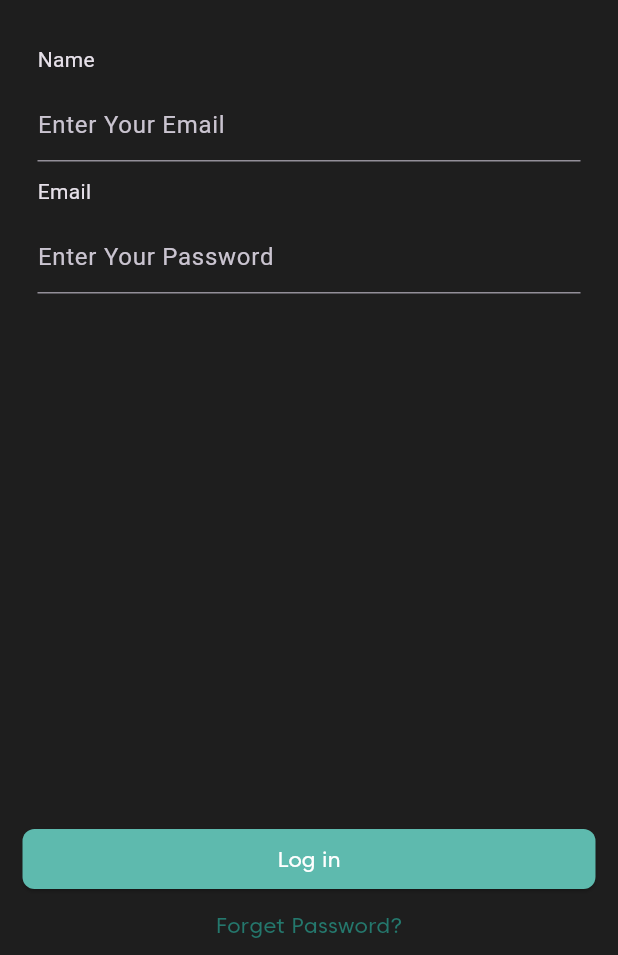
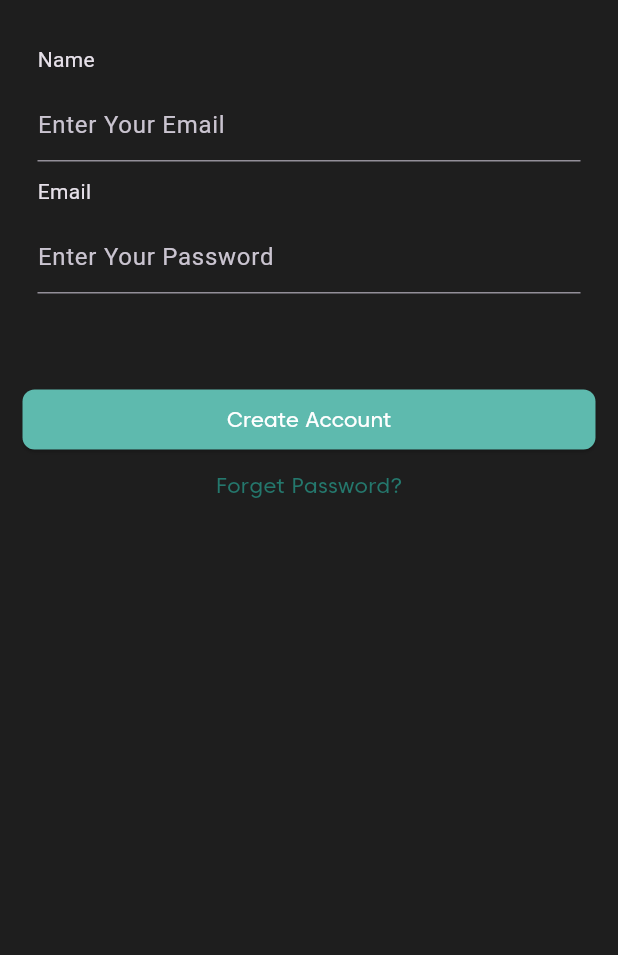
Before and after one commit to jarvisetc/chatapp, a Flutter app: the RegisterPage screen opened directly, on a phone screen of 412 x 824 dp, the part 281-1236 px from its top. Run offline on Flutter 3.47's test engine with Material 3 defaults, Android fonts, the phone set to English and light mode, and no system bars; our stand-ins replace appwrite, flutter_svg.

Commit message:
Auth done and dusted

```diff
--- a/lib/core/constants/helper/custom_snack_bar.dart
+++ b/lib/core/constants/helper/custom_snack_bar.dart
@@ -23,7 +23,7 @@ class CustomSnackBar {
       SnackBar(
         content: Row(
           spacing: 10,
-          children: [Icon(Icons.cancel), Text(message)],
+          children: [Icon(Icons.cancel), Expanded(child: Text(message))],
         ),
         backgroundColor: CustomColors.red,
         shape: RoundedRectangleBorder(
--- a/lib/main.dart
+++ b/lib/main.dart
@@ -1,6 +1,7 @@
 import 'package:appwrite/appwrite.dart';
 import 'package:dating_app/core/constants/appwrite_constants.dart';
 import 'package:dating_app/core/theme/custom_theme.dart';
+import 'package:dating_app/provider/auth_provider.dart';
 import 'package:dating_app/view/splash.dart';
 import 'package:flutter/material.dart';
 import 'package:provider/provider.dart';
@@ -13,6 +14,7 @@ void main() {
   runApp(MultiProvider(providers: [
     ChangeNotifierProvider(create: (_) => ThemeProvider()),
     ChangeNotifierProvider(create: (_) => SplashProvider()),
+    ChangeNotifierProvider(create: (_)=> AuthProvider())
   ], child: const MyApp()));
 }
 
--- a/lib/model/user_model.dart
+++ b/lib/model/user_model.dart
@@ -3,20 +3,27 @@ class UserModel {
   final String name;
   final String email;
   final String about;
+  final String? profileUrl;
 
-  const UserModel({
-    required this.id,
+  const UserModel(
+      {required this.id,
       required this.email,
       required this.about,
       required this.name,
-  });
+      this.profileUrl});
 
-  UserModel copyWith({String? name, String? email, String? about}) {
+  UserModel copyWith({
+    String? name,
+    String? email,
+    String? about,
+    String? profileUrl,
+  }) {
     return UserModel(
         id: id,
         email: email ?? this.email,
         about: about ?? this.about,
-        name: name ?? this.name);
+        name: name ?? this.name,
+        profileUrl: profileUrl ?? this.profileUrl);
   }
 
   UserModel fromMap(Map<String, dynamic> userMap) {
@@ -24,10 +31,17 @@ class UserModel {
       id: userMap["\$id"],
       email: userMap['email'],
       about: userMap['about'],
-        name: userMap['name']);
+      name: userMap['name'],
+      profileUrl: userMap["profileUrl"],
+    );
   }
 
   Map<String, dynamic> toMap() {
-    return {"email": email, "name": name, "about": about};
+    return {
+      "email": email,
+      "name": name,
+      "about": about,
+      "profileUrl": profileUrl
+    };
   }
 }
--- a/lib/view/register_page.dart
+++ b/lib/view/register_page.dart
@@ -1,6 +1,10 @@
+import 'package:dating_app/core/constants/helper/all_extension.dart';
 import 'package:dating_app/core/theme/custom_colors.dart';
 import 'package:dating_app/core/theme/custom_textstyle.dart';
+import 'package:dating_app/provider/auth_provider.dart';
+import 'package:dating_app/view/widget/loading_screen.dart';
 import 'package:flutter/material.dart';
+import 'package:provider/provider.dart';
 
 class RegisterPage extends StatefulWidget {
   const RegisterPage({super.key});
@@ -17,11 +21,16 @@ class _LoginPageState extends State<RegisterPage> {
   @override
   Widget build(BuildContext context) {
     return Scaffold(
-      body: Padding(
-        padding: const EdgeInsets.symmetric(horizontal: 15.0, vertical: 10),
+      body: Consumer<AuthProvider>(builder: (context, authProvider, _) {
+        return authProvider.isLoading
+            ? Loading()
+            : Padding(
+                padding:
+                    const EdgeInsets.symmetric(horizontal: 15.0, vertical: 10),
                 child: Center(
                   child: Column(children: [
-            IconButton(onPressed: () {}, icon: const Icon(Icons.arrow_back)),
+                    IconButton(
+                        onPressed: () {}, icon: const Icon(Icons.arrow_back)),
                     const SizedBox(
                       height: 50,
                     ),
@@ -90,23 +99,28 @@ class _LoginPageState extends State<RegisterPage> {
                                   return null;
                                 }
                               },
-                      decoration:
-                          InputDecoration(hintText: "Enter Your Password"),
+                              decoration: InputDecoration(
+                                  hintText: "Enter Your Password"),
                             ),
                           ],
                         ),
                       ),
                     ),
-            Spacer(),
+                    50.toHeightWhiteSpace,
                     ElevatedButton(
                       onPressed: () {
                         if (formKey.currentState!.validate()) {
-                  print("validate");
+                          authProvider.register(
+                              context: context,
+                              name: nameController.text,
+                              email: emailController.text,
+                              password: passwordController.text);
                         }
                       },
                       child: Text(
-                "Log in",
-                style: CustomTextstyle.body.copyWith(color: CustomColors.white),
+                        "Create Account",
+                        style: CustomTextstyle.body
+                            .copyWith(color: CustomColors.white),
                       ),
                     ),
                     SizedBox(height: 10),
@@ -118,7 +132,8 @@ class _LoginPageState extends State<RegisterPage> {
                     ),
                   ]),
                 ),
-      ),
+              );
+      }),
     );
   }
 }
--- a/lib/view/widget/widget.dart
+++ b/lib/view/widget/widget.dart
@@ -1,2 +1,3 @@
 export './divider_or.dart';
 export './social_button.dart';
+export './loading_screen.dart';
```
Also changed, not shown: lib/core/constants/helper/all_extension.dart (added, +10 -0 lines), lib/provider/auth_provider.dart (+31 -3 lines), lib/view/login_page.dart (+39 -10 lines), lib/view/widget/loading_screen.dart (added, +28 -0 lines), lib/view/widget/upload_image.dart (added, +35 -0 lines). Lines whose indentation alone changed are shown as unchanged.
